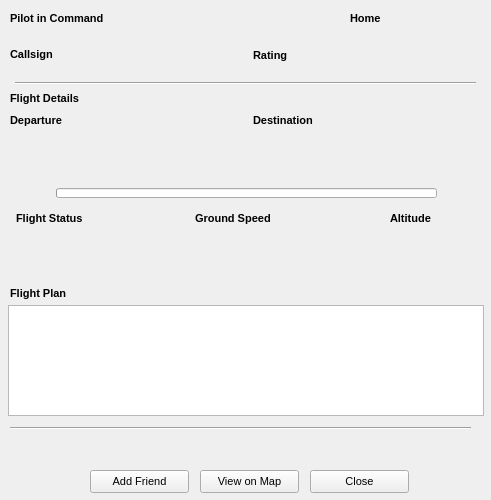
Old version of the form QtUI/PilotInfo_UI.ui in the repository emper0r/IVAO-status.
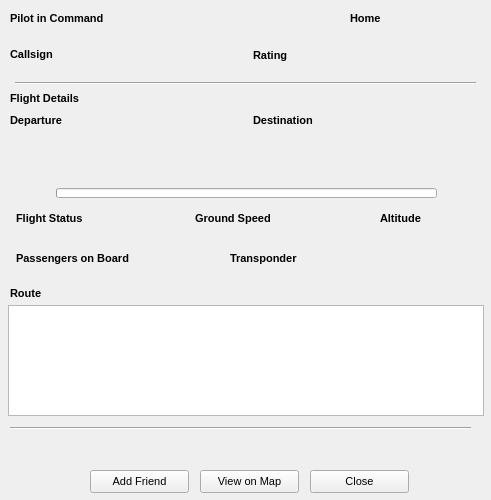
New version of the form.

Commit message:
* Populating status info for pilots
    + Change function to add_friend to class PilotInfo
    + Adding 2 more widget Info in PilotInfo_UI
    + Fixing WindowsModal to PilotInfo_UI and setting the force focus
    + Adding checking if click was from tables of controllers or pilots to show
      the correct UI
    + Connecting Close Button in PilotInfo_UI
    + Conecting Add Friend Button in PilotInfo_UI but not happend till status Info
      will be fully

    TODO:
    - Finish PilotInfo_UI
    - Add ControllerInfo_UI and populate status

What changed in the file:
```diff
--- a/QtUI/PilotInfo_UI.ui
+++ b/QtUI/PilotInfo_UI.ui
@@ -68,8 +68,8 @@
     <property name="geometry">
      <rect>
       <x>70</x>
-      <y>42</y>
-      <width>121</width>
+      <y>41</y>
+      <width>51</width>
       <height>25</height>
      </rect>
     </property>
@@ -156,7 +156,7 @@
    <widget class="QLabel" name="DepartureImage">
     <property name="geometry">
      <rect>
-      <x>20</x>
+      <x>30</x>
       <y>180</y>
       <width>31</width>
       <height>25</height>
@@ -301,7 +301,7 @@
      <rect>
       <x>10</x>
       <y>285</y>
-      <width>71</width>
+      <width>41</width>
       <height>16</height>
      </rect>
     </property>
@@ -316,7 +316,7 @@
      <cursorShape>PointingHandCursor</cursorShape>
     </property>
     <property name="text">
-     <string>Flight Plan</string>
+     <string>Route</string>
     </property>
    </widget>
    <widget class="QPushButton" name="AddFriend">
@@ -408,9 +408,9 @@
    <widget class="QLabel" name="GroundSpeedNumber">
     <property name="geometry">
      <rect>
-      <x>195</x>
-      <y>230</y>
-      <width>91</width>
+      <x>290</x>
+      <y>208</y>
+      <width>41</width>
       <height>20</height>
      </rect>
     </property>
@@ -429,9 +429,9 @@
    <widget class="QLabel" name="AltitudeNumber">
     <property name="geometry">
      <rect>
-      <x>375</x>
-      <y>230</y>
-      <width>91</width>
+      <x>435</x>
+      <y>208</y>
+      <width>41</width>
       <height>20</height>
      </rect>
     </property>
@@ -450,7 +450,7 @@
    <widget class="QLabel" name="Altitude_label">
     <property name="geometry">
      <rect>
-      <x>390</x>
+      <x>380</x>
       <y>210</y>
       <width>61</width>
       <height>16</height>
@@ -473,9 +473,9 @@
    <widget class="QLabel" name="FlightStatusNumber">
     <property name="geometry">
      <rect>
-      <x>16</x>
-      <y>230</y>
-      <width>91</width>
+      <x>105</x>
+      <y>208</y>
+      <width>51</width>
       <height>20</height>
      </rect>
     </property>
@@ -590,7 +590,7 @@
     <property name="geometry">
      <rect>
       <x>129</x>
-      <y>6</y>
+      <y>5</y>
       <width>181</width>
       <height>25</height>
      </rect>
@@ -651,6 +651,115 @@
      <string/>
     </property>
    </widget>
+   <widget class="QLabel" name="airline_image">
+    <property name="geometry">
+     <rect>
+      <x>130</x>
+      <y>42</y>
+      <width>111</width>
+      <height>25</height>
+     </rect>
+    </property>
+    <property name="font">
+     <font>
+      <pointsize>8</pointsize>
+     </font>
+    </property>
+    <property name="cursor">
+     <cursorShape>PointingHandCursor</cursorShape>
+    </property>
+    <property name="text">
+     <string/>
+    </property>
+   </widget>
+   <widget class="QLabel" name="PobText">
+    <property name="geometry">
+     <rect>
+      <x>160</x>
+      <y>248</y>
+      <width>51</width>
+      <height>20</height>
+     </rect>
+    </property>
+    <property name="font">
+     <font>
+      <pointsize>8</pointsize>
+     </font>
+    </property>
+    <property name="cursor">
+     <cursorShape>PointingHandCursor</cursorShape>
+    </property>
+    <property name="text">
+     <string/>
+    </property>
+   </widget>
+   <widget class="QLabel" name="TransponderText">
+    <property name="geometry">
+     <rect>
+      <x>320</x>
+      <y>248</y>
+      <width>41</width>
+      <height>20</height>
+     </rect>
+    </property>
+    <property name="font">
+     <font>
+      <pointsize>8</pointsize>
+     </font>
+    </property>
+    <property name="cursor">
+     <cursorShape>PointingHandCursor</cursorShape>
+    </property>
+    <property name="text">
+     <string/>
+    </property>
+   </widget>
+   <widget class="QLabel" name="TransponderLabel">
+    <property name="geometry">
+     <rect>
+      <x>230</x>
+      <y>250</y>
+      <width>91</width>
+      <height>16</height>
+     </rect>
+    </property>
+    <property name="font">
+     <font>
+      <pointsize>8</pointsize>
+      <weight>75</weight>
+      <bold>true</bold>
+     </font>
+    </property>
+    <property name="cursor">
+     <cursorShape>PointingHandCursor</cursorShape>
+    </property>
+    <property name="text">
+     <string>Transponder</string>
+    </property>
+   </widget>
+   <widget class="QLabel" name="POBLabel">
+    <property name="geometry">
+     <rect>
+      <x>16</x>
+      <y>250</y>
+      <width>141</width>
+      <height>16</height>
+     </rect>
+    </property>
+    <property name="font">
+     <font>
+      <pointsize>8</pointsize>
+      <weight>75</weight>
+      <bold>true</bold>
+     </font>
+    </property>
+    <property name="cursor">
+     <cursorShape>PointingHandCursor</cursorShape>
+    </property>
+    <property name="text">
+     <string>Passengers on Board</string>
+    </property>
+   </widget>
   </widget>
  </widget>
  <resources/>
```
Left out of the diff: 33 changed lines with no effect on the pictures. The commit also changes 3 other files.
